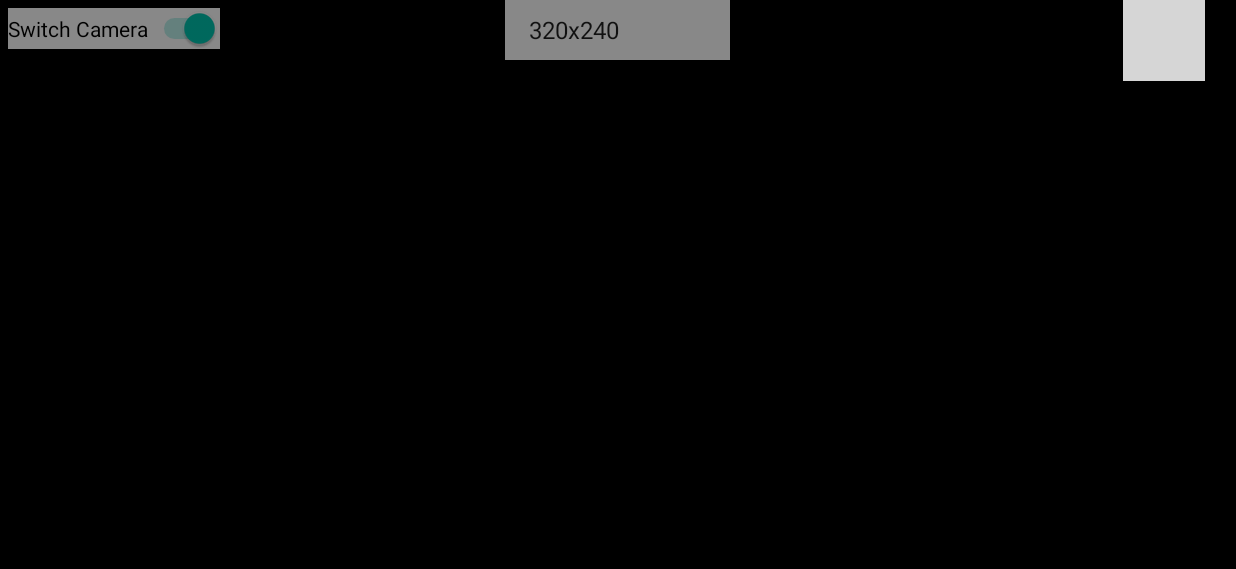
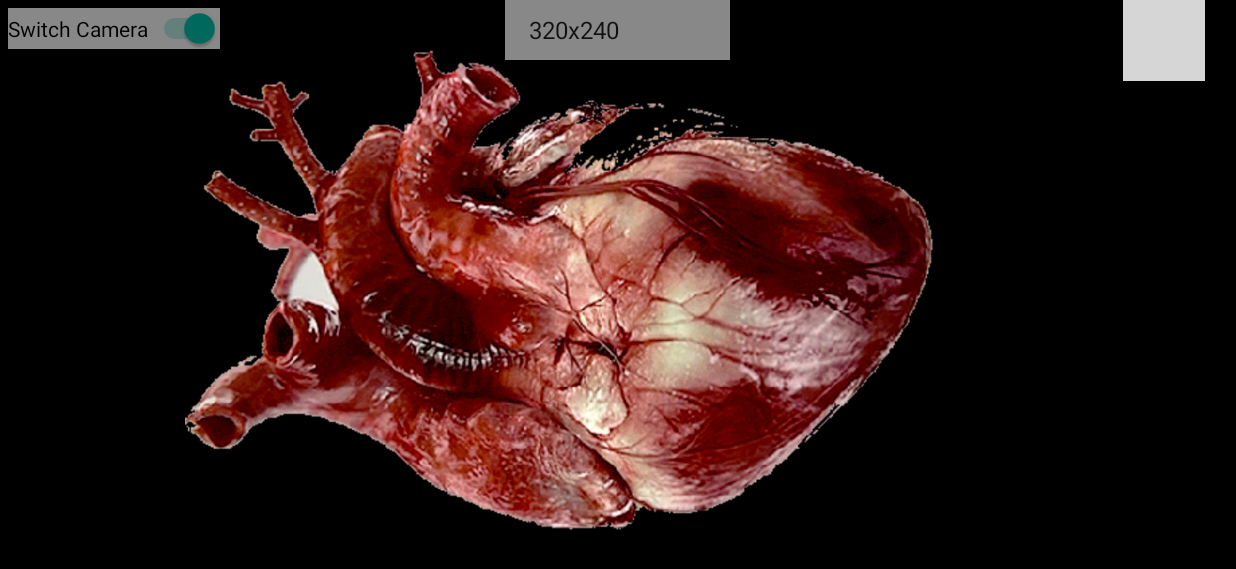
Before and after one commit to dhrodriguezg/VisionPassthrought, an Android app: the CameraActivity screen opened directly, with no data from a screen before it, on a phone screen of 824 x 412 dp (held sideways). Shown: the top 569 px of the screen. Run offline under Robolectric (Android 15) with nearby library versions, the phone set to English and light mode, and no system bars; libraries missing offline, so code that uses them is left out: org.jboss.netty; 20 statements that could not run were skipped; grey boxes are pictures that could not be loaded.

Commit message:
First complete version

```diff
--- a/app/src/main/java/com/dhrodriguezg/halloween/visionpassthrought/CameraActivity.java
+++ b/app/src/main/java/com/dhrodriguezg/halloween/visionpassthrought/CameraActivity.java
@@ -2,6 +2,7 @@ package com.dhrodriguezg.halloween.visionpassthrought;
 
 import android.app.Activity;
 import android.content.Intent;
+import android.graphics.Bitmap;
 import android.graphics.BitmapFactory;
 import android.hardware.Camera;
 import android.os.Bundle;
@@ -19,6 +20,7 @@ import android.widget.Switch;
 
 import java.util.ArrayList;
 import java.util.List;
+import java.util.Vector;
 
 import com.dhrodriguezg.halloween.visionpassthrought.entity.RemoteImage;
 import com.dhrodriguezg.halloween.visionpassthrought.entity.TCPClient;
@@ -29,10 +31,12 @@ public class CameraActivity extends Activity {
 
 	private static final String TAG = "CameraActivity";
 
-    private int cWidth = 640;
-    private int cHeight = 360;
+    private int cWidth = 320;
+    private int cHeight = 240;
+    private int frame = 0;
     private CustomCameraView localView;
     private ImageView remoteView;
+    private ImageView animationView;
     private Spinner spinnerResolution;
     private boolean isAppRunning = true;
     private boolean isUpdatingRemoteImg = false;
@@ -40,6 +44,7 @@ public class CameraActivity extends Activity {
     private TCPClient tcpClient;
     private TCPServer tcpServer;
     private RemoteImage remoteImageBuffer = null;
+    private Bitmap[] animation = null;
 
     public CameraActivity() {}
 
@@ -92,53 +97,24 @@ public class CameraActivity extends Activity {
         localView.setResolution(cWidth, cHeight);
 
         remoteView = (ImageView) findViewById(R.id.imageRemote);
+        remoteView.setScaleType(ImageView.ScaleType.CENTER_CROP);
+
+        animationView = (ImageView) findViewById(R.id.imageAnimation);
         remoteView.setScaleType(ImageView.ScaleType.FIT_CENTER);
+
+        animation = new Bitmap[7];
+        animation[0] = BitmapFactory.decodeResource(getResources(),R.raw.heart_0);
+        animation[1] = BitmapFactory.decodeResource(getResources(),R.raw.heart_1);
+        animation[2] = BitmapFactory.decodeResource(getResources(),R.raw.heart_2);
+        animation[3] = BitmapFactory.decodeResource(getResources(),R.raw.heart_3);
+        animation[4] = BitmapFactory.decodeResource(getResources(),R.raw.heart_4);
+        animation[5] = BitmapFactory.decodeResource(getResources(),R.raw.heart_5);
+        animation[6] = BitmapFactory.decodeResource(getResources(),R.raw.heart_6);
+
         updateResolutions(localView.selectCamera(0));
+        updateStreamImages();
+        updateAnimation();
 
-        Thread threadTarget = new Thread(){
-            public void run(){
-                try {
-
-
-                    while(isAppRunning){
-
-                        while( !localView.hasImageChanged() || isUpdatingRemoteImg){
-                            Thread.sleep(2);
-                        }
-
-                        if(tcpServer != null){//
-                            tcpServer.updateDownImage(new RemoteImage(localView.getImage()));
-                            remoteImageBuffer=tcpServer.getUpImageBuffer();
-                        }
-                        if(tcpClient != null){
-                            tcpClient.updateUpImage(new RemoteImage(localView.getImage()));
-                            tcpClient.updateController(1);
-                            remoteImageBuffer=tcpClient.getDownImageBuffer();
-                        }
-
-
-                        runOnUiThread(new Runnable() {
-                            @Override
-                            public void run() {
-                                isUpdatingRemoteImg=true;
-                                if(remoteImageBuffer != null){
-                                    byte[] data = remoteImageBuffer.array();
-                                    remoteView.setImageBitmap(BitmapFactory.decodeByteArray(data, remoteImageBuffer.arrayOffset(), remoteImageBuffer.readableBytes()));
-                                    remoteImageBuffer = null;
-                                }
-                                isUpdatingRemoteImg=false;
-                            }
-                        });
-
-                        localView.setImageChanged(false);
-                    }
-                } catch (InterruptedException e) {
-                    e.getStackTrace();
-                }
-
-            }
-        };
-        threadTarget.start();
     }
 
     @Override
@@ -198,4 +174,74 @@ public class CameraActivity extends Activity {
         });
     }
 
+    private void updateStreamImages(){
+        Thread threadUpdateRmtImage = new Thread(){
+            public void run(){
+                try {
+
+                    while(isAppRunning){
+
+                        while( !localView.hasImageChanged() || isUpdatingRemoteImg){
+                            Thread.sleep(2);
+                        }
+
+                        if(tcpServer != null){//
+                            tcpServer.updateDownImage(new RemoteImage(localView.getImage()));
+                            remoteImageBuffer=tcpServer.getUpImageBuffer();
+                        }
+                        if(tcpClient != null){
+                            tcpClient.updateUpImage(new RemoteImage(localView.getImage()));
+                            tcpClient.updateController(1);
+                            remoteImageBuffer=tcpClient.getDownImageBuffer();
+                        }
+
+                        runOnUiThread(new Runnable() {
+                            @Override
+                            public void run() {
+                                isUpdatingRemoteImg=true;
+                                if(remoteImageBuffer != null){
+                                    byte[] data = remoteImageBuffer.array();
+                                    remoteView.setImageBitmap(BitmapFactory.decodeByteArray(data, remoteImageBuffer.arrayOffset(), remoteImageBuffer.readableBytes()));
+                                    remoteImageBuffer = null;
+                                }
+                                isUpdatingRemoteImg=false;
+                            }
+                        });
+                        localView.setImageChanged(false);
+                    }
+                } catch (InterruptedException e) {
+                    e.getStackTrace();
+                }
+
+            }
+        };
+        threadUpdateRmtImage.start();
+    }
+
+    private void updateAnimation(){
+        Thread threadUpdateAnimation = new Thread(){
+            public void run(){
+                try {
+                    while(isAppRunning){
+                        Thread.sleep(100);
+
+                        runOnUiThread(new Runnable() {
+                            @Override
+                            public void run() {
+
+                                if(frame > animation.length - 1)
+                                    frame=0;
+                                animationView.setImageBitmap(animation[frame]);
+                                frame++;
+                            }
+                        });
+                    }
+                } catch (InterruptedException e) {
+                    e.getStackTrace();
+                }
+            }
+        };
+        threadUpdateAnimation.start();
+    }
+
 }
--- a/app/src/main/java/com/dhrodriguezg/halloween/visionpassthrought/MainActivity.java
+++ b/app/src/main/java/com/dhrodriguezg/halloween/visionpassthrought/MainActivity.java
@@ -242,8 +242,6 @@ public class MainActivity extends ActionBarActivity implements PopupMenu.OnMenuI
                 hostNameIPs.put(getString(R.string.public_ip_name), publicIP);
         } catch (SocketException e) {
             e.printStackTrace();
-        } catch (IOException e) {
-            e.printStackTrace();
         }
     }
 
--- a/app/src/main/res/layout/activity_camera.xml
+++ b/app/src/main/res/layout/activity_camera.xml
@@ -10,6 +10,11 @@
         android:layout_height="fill_parent"
         android:background="#000000"
         android:id="@+id/imageRemote" />
+
+    <ImageView
+        android:layout_width="fill_parent"
+        android:layout_height="fill_parent"
+        android:id="@+id/imageAnimation" />
 
     <com.dhrodriguezg.halloween.visionpassthrought.widget.CustomCameraView
         android:id="@+id/imageLocal"
```
Also changed, not shown: app/src/main/res/raw/heart_0.png (added), app/src/main/res/raw/heart_1.png (added), app/src/main/res/raw/heart_2.png (added), app/src/main/res/raw/heart_3.png (added), app/src/main/res/raw/heart_4.png (added), app/src/main/res/raw/heart_5.png (added), app/src/main/res/raw/heart_6.png (added).
